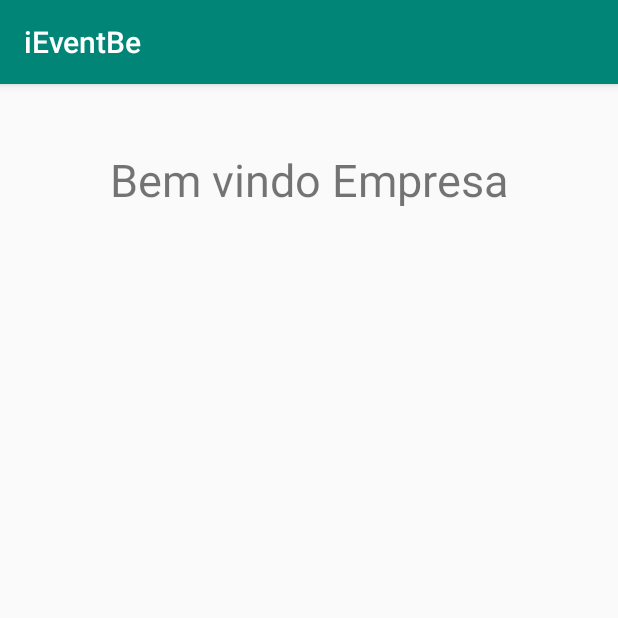
After one commit to Gnsoares22/iEventBe, an Android app: the EmpresaActivity screen opened directly, with no data from a screen before it, on a phone screen of 412 x 824 dp, the top half of it. The commit adds this screen. Run offline under Robolectric (Android 15) with nearby library versions, the phone set to English and light mode, and no system bars; Roboto replaces fonts that are not available here.

Commit message:
Tela de usuário e empresa e algumas modificações no código

```diff
--- /dev/null
+++ b/app/src/main/java/com/example/ieventbe/Empresa/EmpresaActivity.java
@@ -0,0 +1,17 @@
+package com.example.ieventbe.Empresa;
+
+import android.support.v7.app.AppCompatActivity;
+import android.os.Bundle;
+
+import com.example.ieventbe.R;
+
+public class EmpresaActivity extends AppCompatActivity {
+
+    @Override
+    protected void onCreate(Bundle savedInstanceState) {
+        super.onCreate(savedInstanceState);
+        setContentView(R.layout.activity_empresa);
+    }
+
+
+}
--- /dev/null
+++ b/app/src/main/res/layout/activity_empresa.xml
@@ -0,0 +1,21 @@
+<?xml version="1.0" encoding="utf-8"?>
+<RelativeLayout xmlns:android="http://schemas.android.com/apk/res/android"
+    xmlns:app="http://schemas.android.com/apk/res-auto"
+    xmlns:tools="http://schemas.android.com/tools"
+    android:layout_width="match_parent"
+    android:layout_height="match_parent"
+    tools:context=".Empresa.EmpresaActivity">
+
+    <TextView
+        android:id="@+id/textView5"
+        android:layout_width="wrap_content"
+        android:layout_height="38dp"
+        android:layout_alignParentTop="true"
+        android:layout_centerHorizontal="true"
+        android:layout_marginTop="43dp"
+        android:text="Bem vindo Empresa"
+        android:textSize="30sp"
+        app:layout_constraintEnd_toEndOf="parent"
+        app:layout_constraintStart_toStartOf="parent"
+        tools:layout_editor_absoluteY="248dp" />
+</RelativeLayout>
```
Also changed, not shown: app/src/main/AndroidManifest.xml (+15 -8 lines), app/src/main/java/com/example/ieventbe/LoginActivity.java (+11 -6 lines), app/src/main/java/com/example/ieventbe/Usuario/UsuarioActivity.java (added, +15 -0 lines), app/src/main/res/layout/activity_usuario.xml (added, +21 -0 lines), app/build.gradle (line endings or trailing spaces).
